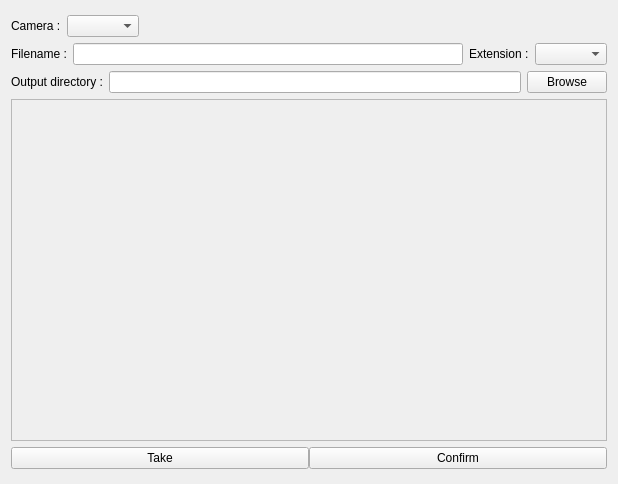
First picture: the form in gazupublisher/resources/views/TakePreviewWidget.ui, repository cgwire/kitsu-publisher-deprecated, before the edit.
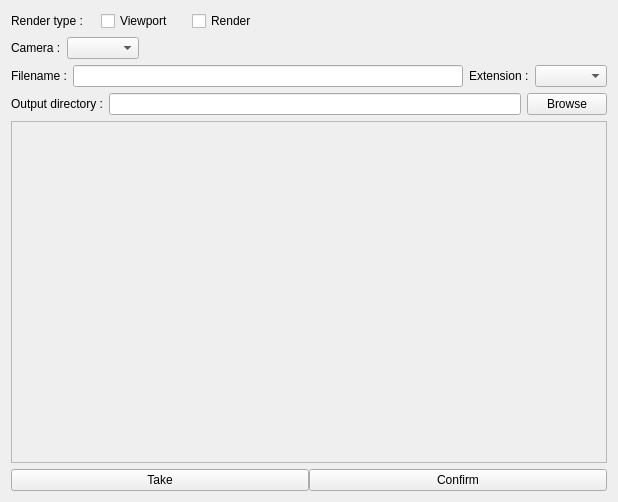
Second picture: the form after the edit.

Diff of the .ui file:
```diff
--- a/gazupublisher/resources/views/TakePreviewWidget.ui
+++ b/gazupublisher/resources/views/TakePreviewWidget.ui
@@ -38,6 +38,61 @@
       <property name="bottomMargin">
        <number>0</number>
       </property>
+      <item>
+       <widget class="QWidget" name="render_type_widget" native="true">
+        <layout class="QHBoxLayout" name="horizontalLayout_5">
+         <property name="spacing">
+          <number>18</number>
+         </property>
+         <property name="leftMargin">
+          <number>0</number>
+         </property>
+         <property name="topMargin">
+          <number>0</number>
+         </property>
+         <property name="rightMargin">
+          <number>0</number>
+         </property>
+         <property name="bottomMargin">
+          <number>0</number>
+         </property>
+         <item>
+          <widget class="QLabel" name="render_type_label">
+           <property name="text">
+            <string>Render type :</string>
+           </property>
+          </widget>
+         </item>
+         <item>
+          <widget class="QCheckBox" name="viewport_checkbox">
+           <property name="text">
+            <string>Viewport</string>
+           </property>
+          </widget>
+         </item>
+         <item>
+          <widget class="QCheckBox" name="render_checkbox">
+           <property name="text">
+            <string>Render</string>
+           </property>
+          </widget>
+         </item>
+         <item>
+          <spacer name="horizontalSpacer_2">
+           <property name="orientation">
+            <enum>Qt::Horizontal</enum>
+           </property>
+           <property name="sizeHint" stdset="0">
+            <size>
+             <width>40</width>
+             <height>20</height>
+            </size>
+           </property>
+          </spacer>
+         </item>
+        </layout>
+       </widget>
+      </item>
       <item>
        <widget class="QWidget" name="camera_widget" native="true">
         <property name="sizePolicy">
```
